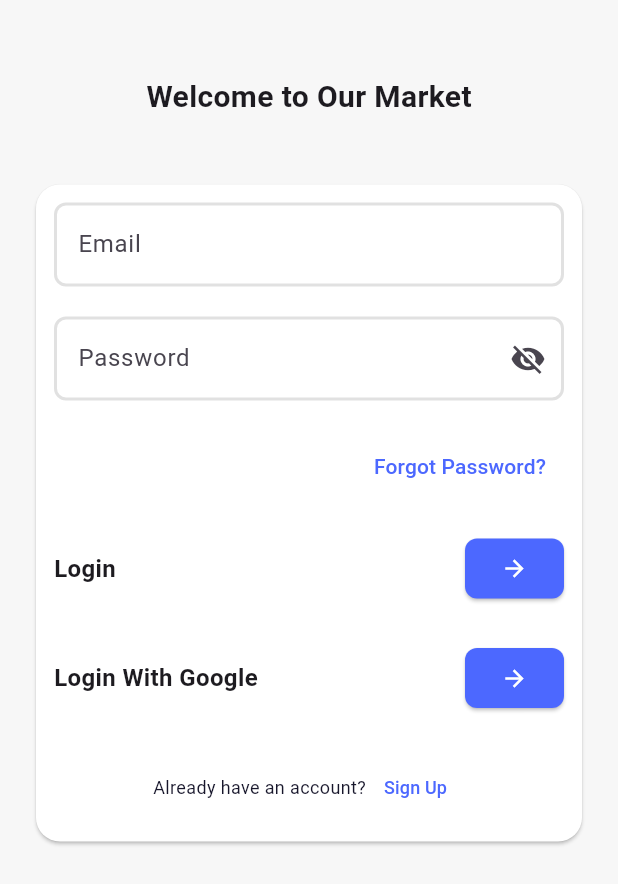
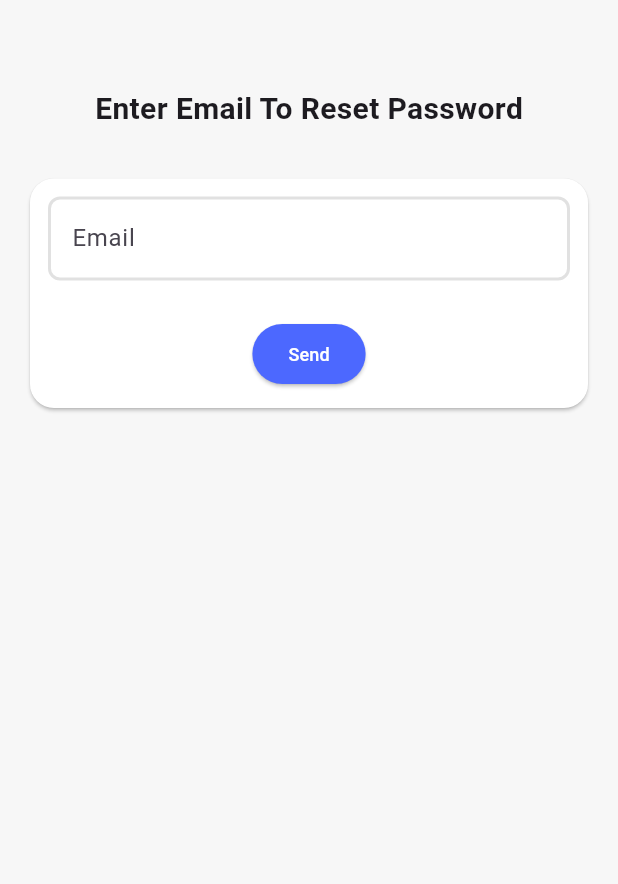
Before and after one commit to AhmedYounis-01/our_basket, a Flutter app: the screen it shows after launch, on a phone screen of 412 x 824 dp. Shown: the top 884 px of the screen. Run offline on Flutter 3.47's test engine with Material 3 defaults, Android fonts, the light colour scheme and no system bars.

Commit message:
-- create forgot pass screen

```diff
--- /dev/null
+++ b/lib/features/auth/ui/forgot_screen.dart
@@ -0,0 +1,65 @@
+import 'package:e_commerce_supabase/core/colors.dart';
+import 'package:e_commerce_supabase/features/auth/ui/widgets/custom_text_field.dart';
+import 'package:flutter/material.dart';
+
+class ForgotScreen extends StatelessWidget {
+  const ForgotScreen({super.key});
+
+  @override
+  Widget build(BuildContext context) {
+    return Scaffold(
+      body: SafeArea(
+        child: Padding(
+          padding: const EdgeInsets.all(8.0),
+          child: Column(
+            children: [
+              SizedBox(height: 50),
+              Text(
+                'Enter Email To Reset Password',
+                style: TextStyle(fontSize: 20, fontWeight: FontWeight.bold),
+              ),
+              SizedBox(height: 20),
+              Card(
+                color: Colors.white,
+                margin: EdgeInsets.all(12),
+                shape: RoundedRectangleBorder(
+                  borderRadius: BorderRadius.all(Radius.circular(16)),
+                ),
+                child: Padding(
+                  padding: const EdgeInsets.all(12.0),
+                  child: Column(
+                    children: [
+                      CustomTextFormField(labelText: "Email"),
+                      SizedBox(height: 25),
+                      ElevatedButton(
+                        style: ElevatedButton.styleFrom(
+                          backgroundColor: AppColors.kPrimaryColor,
+                          foregroundColor: AppColors.kWhiteColor,
+                          padding: EdgeInsets.symmetric(
+                            horizontal: 24,
+                            vertical: 8,
+                          ),
+                          shape: RoundedRectangleBorder(
+                            borderRadius: BorderRadius.circular(24),
+                          ),
+                        ),
+                        onPressed: () {},
+                        child: Text(
+                          "Send",
+                          style: TextStyle(
+                            color: AppColors.kWhiteColor,
+                            fontSize: 12,
+                          ),
+                        ),
+                      ),
+                    ],
+                  ),
+                ),
+              ),
+            ],
+          ),
+        ),
+      ),
+    );
+  }
+}
--- a/lib/main.dart
+++ b/lib/main.dart
@@ -1,4 +1,5 @@
 import 'package:e_commerce_supabase/core/colors.dart';
+import 'package:e_commerce_supabase/features/auth/ui/forgot_screen.dart';
 import 'package:e_commerce_supabase/features/auth/ui/login_screen.dart';
 import 'package:flutter/material.dart';
 
@@ -17,7 +18,7 @@ class OurMarket extends StatelessWidget {
         scaffoldBackgroundColor: AppColors.kScaffoldColor,
         useMaterial3: true,
       ),
-      home: const LoginScreen(),
+      home: const ForgotScreen(),
     );
   }
 }
```
